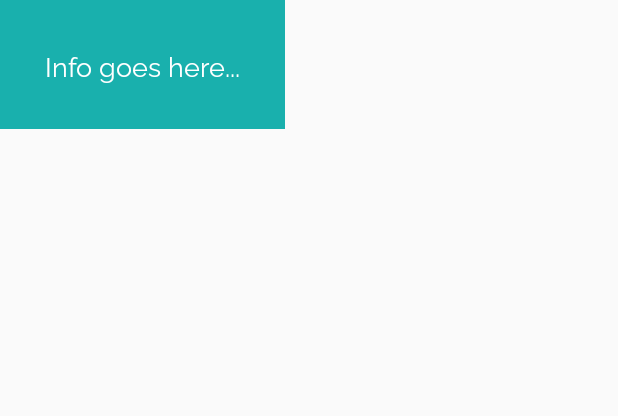
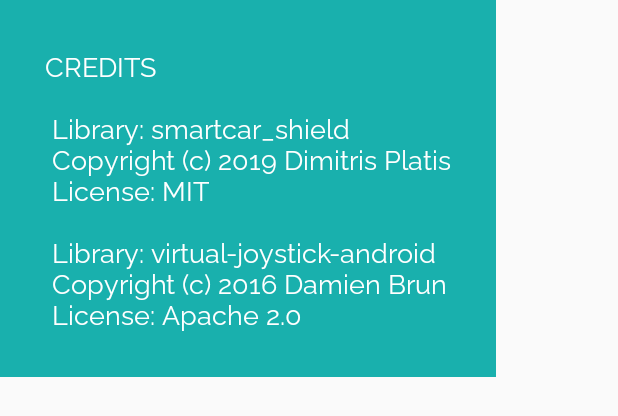
Before and after one commit to DIT112-V20/group-04, an Android app: the layout info_popup.xml on its own in the app's theme, with its tools: preview values and no code run, on a phone screen of 412 x 824 dp. Shown: the top 416 px of the screen. Run offline under Robolectric (Android 15) with nearby library versions, the phone set to English and light mode, and no system bars.

Commit message:
Add string to use as credits
Add string to use in credits window/popup in CarSelect.

Contributors:
@Enilo
@SandraSmolerEisenberg

```diff
--- a/app/src/main/res/values/strings.xml
+++ b/app/src/main/res/values/strings.xml
@@ -15,6 +15,14 @@
     <string name="speed">SPEED:</string>
     <string name="angle">ANGLE:</string>
     <string name="info_text" >
-        Info goes here...
+        CREDITS\n
+        \n
+        Library: smartcar_shield\n
+        Copyright (c) 2019 Dimitris Platis\n
+        License: MIT\n
+        \n
+        Library: virtual-joystick-android\n
+        Copyright (c) 2016 Damien Brun\n
+        License: Apache 2.0
     </string>
 </resources>
```
